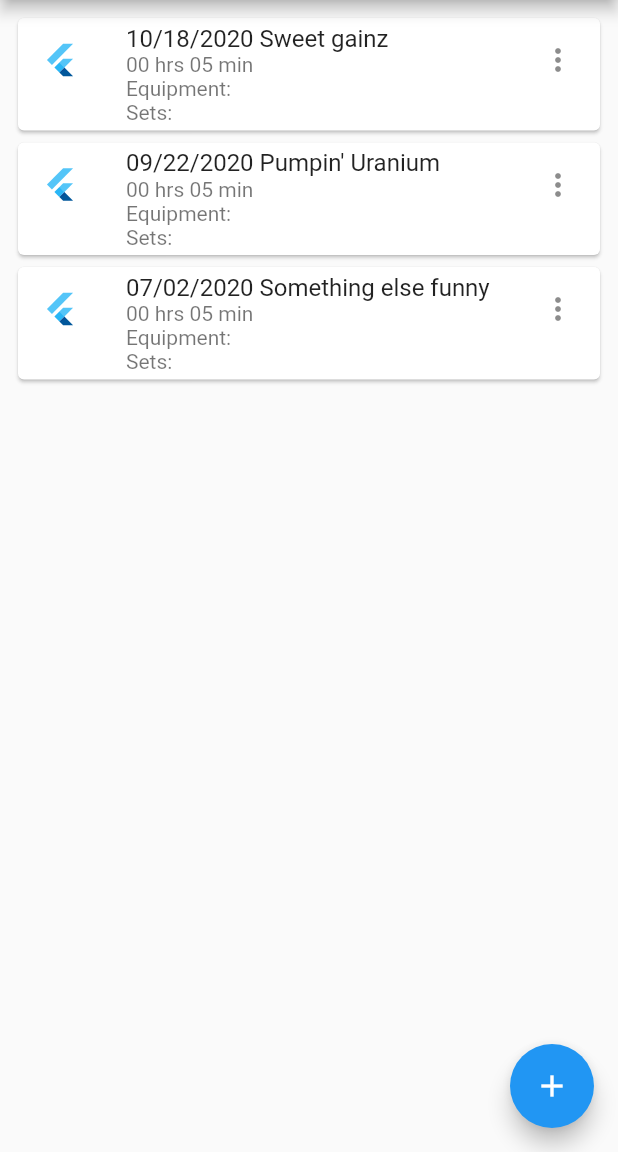
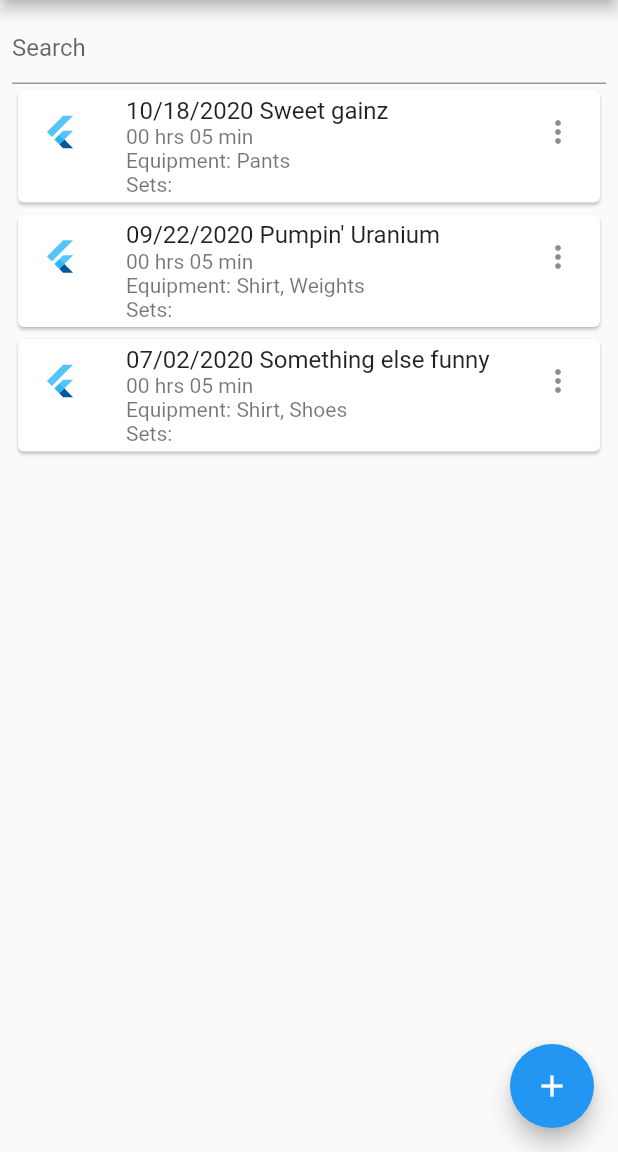
Before and after one commit to alexpereyra/practice_pal, a Flutter app: the screen it shows after launch, on a phone screen of 412 x 824 dp, the part 84-1236 px from its top. Run offline on Flutter 3.47's test engine with Material 2 defaults, Android fonts, the phone set to English and light mode, and no system bars.

Commit message:
Working search bar

```diff
--- a/PracticePal/lib/main.dart
+++ b/PracticePal/lib/main.dart
@@ -71,15 +71,19 @@ class Session {
 
 class _MyHomePageState extends State<MyHomePage> {
   int _counter = 0;
-  List<Session> _sessions = <Session>[Session(name: "Sweet gainz",          date: new DateTime.utc(2020, 10, 18),  equipment: List<String>(), sets: List<String>(),  dur: new Duration(hours:0, minutes:5)),
-                                      Session(name: "Pumpin' Uranium",      date: new DateTime.utc(2020, 9, 22),   equipment: List<String>(), sets: List<String>(),  dur: new Duration(hours:0, minutes:5)),
-                                      Session(name: "Something else funny", date: new DateTime.utc(2020, 7, 2),    equipment: List<String>(), sets: List<String>(),  dur: new Duration(hours:0, minutes:5))];
+  List<Session> _sessions = <Session>[Session(name: "Sweet gainz",          date: new DateTime.utc(2020, 10, 18),  equipment: <String>["Pants"], sets: List<String>(),  dur: new Duration(hours:0, minutes:5)),
+                                      Session(name: "Pumpin' Uranium",      date: new DateTime.utc(2020, 9, 22),   equipment: <String>["Shirt","Weights"], sets: List<String>(),  dur: new Duration(hours:0, minutes:5)),
+                                      Session(name: "Something else funny", date: new DateTime.utc(2020, 7, 2),    equipment: <String>["Shirt","Shoes"], sets: List<String>(),  dur: new Duration(hours:0, minutes:5))];
+  List<Session> _filteredSessions = <Session>[Session(name: "Sweet gainz",          date: new DateTime.utc(2020, 10, 18),  equipment: <String>["Pants"], sets: List<String>(),  dur: new Duration(hours:0, minutes:5)),
+                                      Session(name: "Pumpin' Uranium",      date: new DateTime.utc(2020, 9, 22),   equipment: <String>["Shirt","Weights"], sets: List<String>(),  dur: new Duration(hours:0, minutes:5)),
+                                      Session(name: "Something else funny", date: new DateTime.utc(2020, 7, 2),    equipment: <String>["Shirt","Shoes"], sets: List<String>(),  dur: new Duration(hours:0, minutes:5))];
   List<String> _tags = <String>["fitness"];
 
   // Text editing controllers for all text fields
   TextEditingController _nameController;
   TextEditingController _equipTagController;
   TextEditingController _setTagController;
+  TextEditingController _searchController;
   TextEditingController _dateController;
   TextEditingController _hourController;
   TextEditingController _minuteController;
@@ -92,6 +96,7 @@ class _MyHomePageState extends State<MyHomePage> {
     _nameController = TextEditingController();
     _equipTagController = TextEditingController();
     _setTagController = TextEditingController();
+    _searchController = TextEditingController();
     _dateController = TextEditingController();
     _hourController = TextEditingController();
     _minuteController = TextEditingController();
@@ -101,6 +106,7 @@ class _MyHomePageState extends State<MyHomePage> {
     _nameController.dispose();
     _equipTagController.dispose();
     _setTagController.dispose();
+    _searchController.dispose();
     _dateController.dispose();
     _hourController.dispose();
     _minuteController.dispose();
@@ -132,7 +138,17 @@ class _MyHomePageState extends State<MyHomePage> {
     return chips;
   }
 
+  // search string list
+  bool _listContains (searchString, listString) {
+    bool matchflag = false;
 
+    for(var i=0;i<listString.length;i++) {
+      if (listString[i].toLowerCase().contains(searchString)) {
+        matchflag = true;
+      }
+    }
+    return matchflag;
+  }
 
   // Callback for "plus" button
   void _addSession() async {
@@ -306,6 +322,8 @@ class _MyHomePageState extends State<MyHomePage> {
                         session_name = _nameController.text;
                       }
                       _sessions.insert(0,Session(name: session_name, date: newSession.date, dur:newSession.dur, equipment: newSession.equipment, sets: newSession.sets));
+                      _filteredSessions = _sessions;
+                      _searchController.clear();
                       Navigator.pop(context);
                     }
                   },
@@ -337,6 +355,7 @@ class _MyHomePageState extends State<MyHomePage> {
     // The Flutter framework has been optimized to make rerunning build methods
     // fast, so that you can just rebuild anything that needs updating rather
     // than having to individually change instances of widgets.
+    //_filteredSessions = _sessions;
     return Scaffold(
       appBar: AppBar(
         // Here we take the value from the MyHomePage object that was created by
@@ -348,70 +367,42 @@ class _MyHomePageState extends State<MyHomePage> {
         // in the middle of the parent.
         child: ListView.builder(
           padding: const EdgeInsets.all(8),
-          itemCount: _sessions.length,
+          itemCount: _filteredSessions.length + 1,
           itemBuilder: (BuildContext context, int index) {
+            if (index == 0) {
+              return TextField(
+                controller: _searchController,
+                decoration: InputDecoration(
+                  hintText: 'Search',
+                ),
+                onChanged: (value) {
+                  setState(() {
+                    if (value.isEmpty) {
+                      _filteredSessions = _sessions;
+                    }
+                    else {
+                      _filteredSessions = List.of(_sessions);
+                      //_filteredSessions.retainWhere((item) => (item.name.toLowerCase().contains(value.toLowerCase())));
+                      _filteredSessions.retainWhere((item) => ((_listContains(value.toLowerCase() ,item.equipment) || _listContains(value.toLowerCase() ,item.sets) || (item.name.toLowerCase().contains(value.toLowerCase())) )));
+                    }
+                  });
+                },
+              );
+            }
+            else {
               return Card(
                 child: ListTile(
                   leading: FlutterLogo(),
-                title: Text(DateFormat("MM/dd/yyyy").format( _sessions[index].date) + " " + _sessions[index].name),
+                  title: Text(DateFormat("MM/dd/yyyy").format( _filteredSessions[index-1].date) + " " + _filteredSessions[index-1].name),
                   // subtitle: Text( DateFormat("HH:mm").format(DateTime(5, 5, 5).add(_sessions[index].dur))),
                   // _printDuration(_sessions[index].dur) + '\n' +
-                subtitle: Text(_printDuration(_sessions[index].dur) + '\n' + "Equipment: " + _sessions[index].equipment.join(", ") + '\n' + "Sets: " + _sessions[index].sets.join(", ")),
+                  subtitle: Text(_printDuration(_filteredSessions[index-1].dur) + '\n' + "Equipment: " + _filteredSessions[index-1].equipment.join(", ") + '\n' + "Sets: " + _filteredSessions[index-1].sets.join(", ")),
                   trailing: Icon(Icons.more_vert),
                 ),
               );
             }
+          }
         ),
-
-        // child: ListView(
-        //   children: const <Widget>[
-        //     Card(child: ListTile(title: Text('One-line ListTile'))),
-        //     Card(
-        //       child: ListTile(
-        //         leading: FlutterLogo(),
-        //         title: Text('One-line with leading widget'),
-        //       ),
-        //     ),
-        //     Card(
-        //       child: ListTile(
-        //         title: Text('One-line with trailing widget'),
-        //         trailing: Icon(Icons.more_vert),
-        //       ),
-        //     ),
-        //     Card(
-        //       child: ListTile(
-        //         leading: FlutterLogo(),
-        //         title: Text('One-line with both widgets'),
-        //         trailing: Icon(Icons.more_vert),
-        //       ),
-        //     ),
-        //     Card(
-        //       child: ListTile(
-        //         title: Text('One-line dense ListTile'),
-        //         dense: true,
-        //       ),
-        //     ),
-        //     Card(
-        //       child: ListTile(
-        //         leading: FlutterLogo(size: 56.0),
-        //         title: Text('Two-line ListTile'),
-        //         subtitle: Text('Here is a second line'),
-        //         trailing: Icon(Icons.more_vert),
-        //       ),
-        //     ),
-        //     Card(
-        //       child: ListTile(
-        //         leading: FlutterLogo(size: 72.0),
-        //         title: Text('Three-line ListTile'),
-        //         subtitle: Text(
-        //           'A sufficiently long subtitle warrants three lines.'
-        //         ),
-        //         trailing: Icon(Icons.more_vert),
-        //         isThreeLine: true,
-        //       ),
-        //     ),
-        //   ],
-        // ),
       ),
       floatingActionButton: FloatingActionButton(
         onPressed: _addSession,
```
Lines whose indentation alone changed are shown as unchanged.
